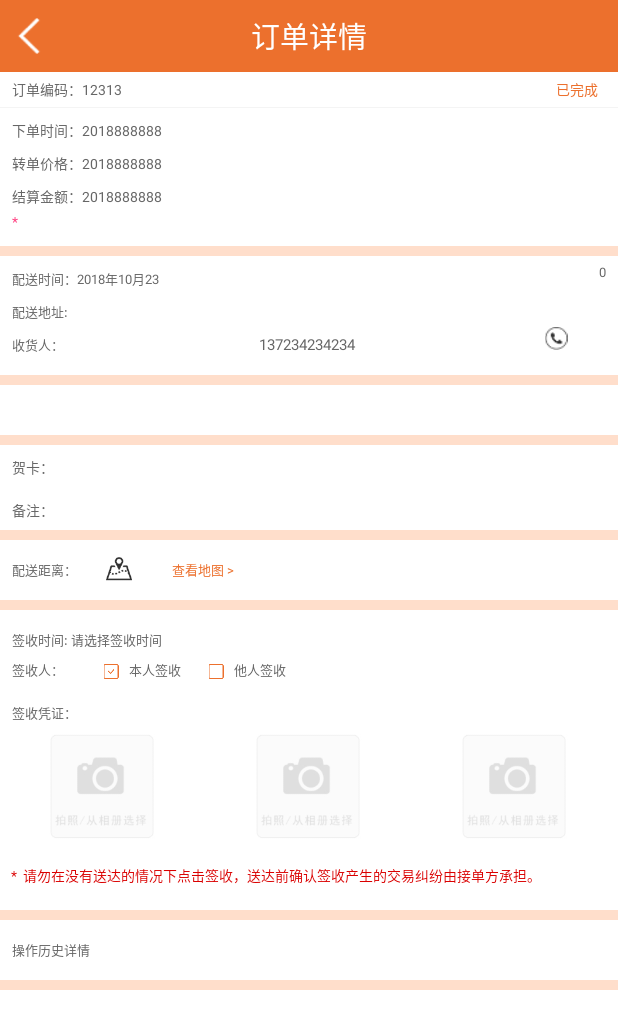
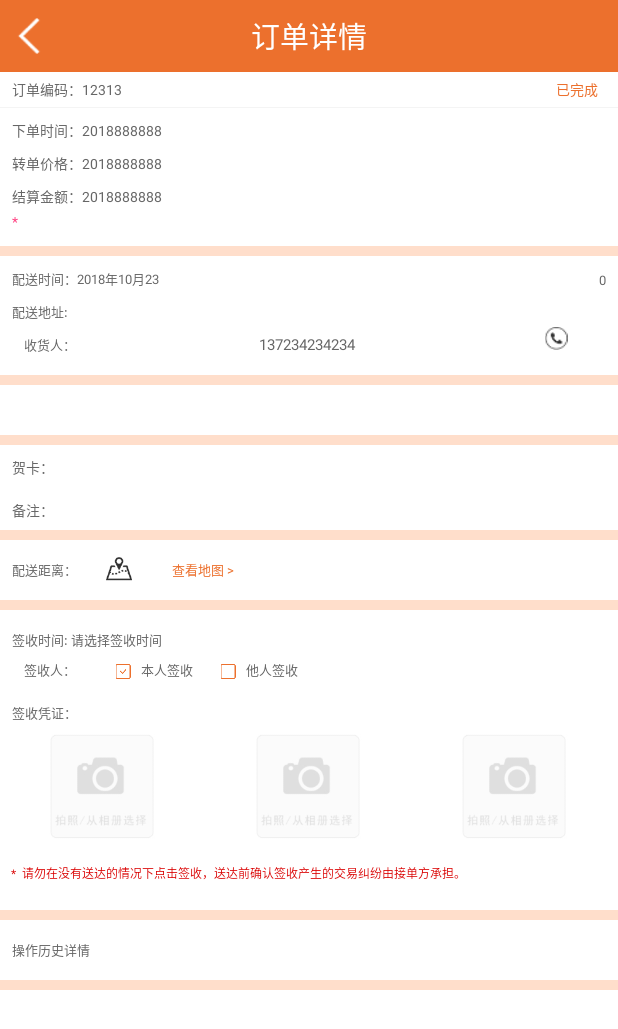
Before and after one commit to chentt521520/konghua, an Android app: the Orderdatels screen opened directly, with no data from a screen before it, on a phone screen of 412 x 824 dp. Shown: the top 1029 px of the screen. Run offline under Robolectric (Android 15) with nearby library versions, the phone set to English and light mode, and no system bars; our stand-ins replace ButterKnife, EventBus; libraries missing offline, so code that uses them is left out: com.baidu.mapapi, com.gyf.barlibrary, com.jph.takephoto, com.tencent.android, top.zibin.luban; pictures from the network do not load; 3 statements that could not run were skipped.

Commit message:
调整页面样式

```diff
--- a/app/src/main/res/layout/activity_orderdatels.xml
+++ b/app/src/main/res/layout/activity_orderdatels.xml
@@ -12,6 +12,13 @@
         android:id="@+id/orderddatails_dh"
         android:layout_width="match_parent"
         android:layout_height="wrap_content" />
+
+    <include
+        android:id="@+id/orderdet_nodata"
+        layout="@layout/nodtataorder"
+        android:layout_width="match_parent"
+        android:layout_height="match_parent"
+        android:visibility="gone" />
 
     <ScrollView
         android:id="@+id/orderddatails_scroll"
@@ -152,7 +159,7 @@
                     android:layout_width="0dp"
                     android:layout_height="match_parent"
                     android:layout_weight="1"
-                    android:gravity="center_vertical|right"
+                    android:gravity="center_vertical|right|bottom"
                     android:paddingLeft="12dp"
                     android:paddingRight="12sp"
                     android:text="0"
@@ -204,7 +211,7 @@
                     android:layout_weight="2"
                     android:gravity="center_vertical|bottom"
                     android:paddingLeft="12dp"
-                    android:text="收货人："
+                    android:text="    收货人："
                     android:textColor="@color/hei"
                     android:textSize="13dp" />
 
@@ -386,7 +393,7 @@
                         android:paddingLeft="12dp"
                         android:paddingRight="12sp"
                         android:paddingBottom="3dp"
-                        android:text="签收人："
+                        android:text="    签收人："
                         android:textColor="@color/hei"
                         android:textSize="13dp" />
 
@@ -481,9 +488,9 @@
                     android:layout_marginLeft="11dp"
                     android:layout_marginBottom="6dp"
                     android:lineSpacingExtra="4dp"
-
                     android:text="*  请勿在没有送达的情况下点击签收，送达前确认签收产生的交易纠纷由接单方承担。"
-                    android:textColor="#da0000" />
+                    android:textColor="#da0000"
+                    android:textSize="12sp" />
             </LinearLayout>
 
             <View
```
